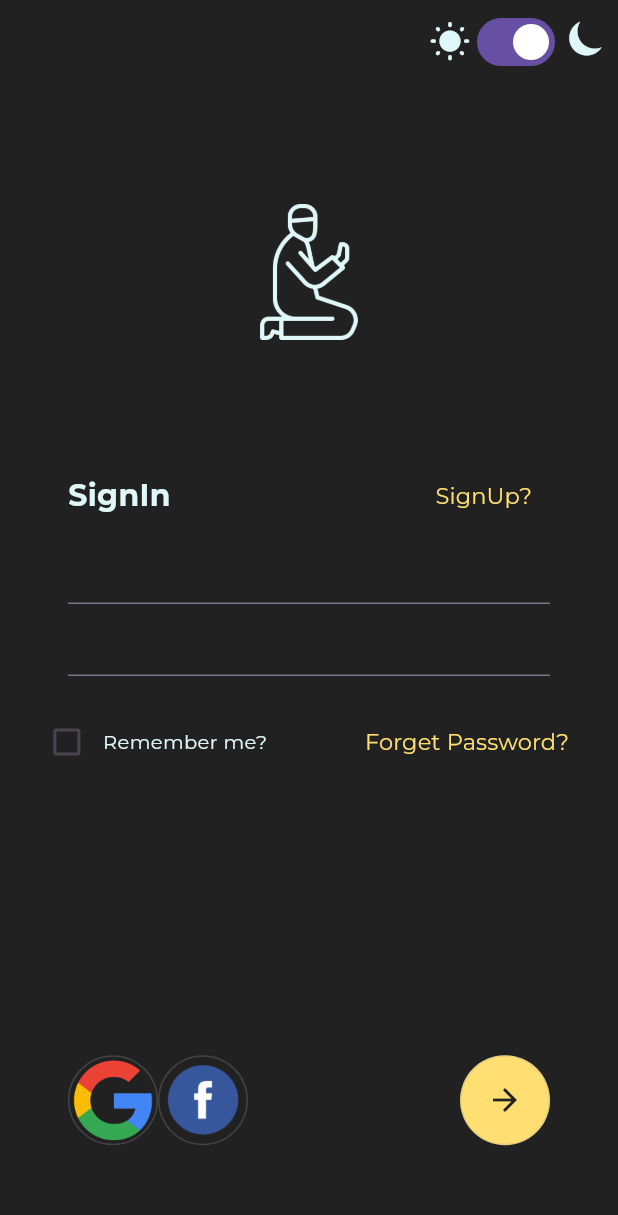
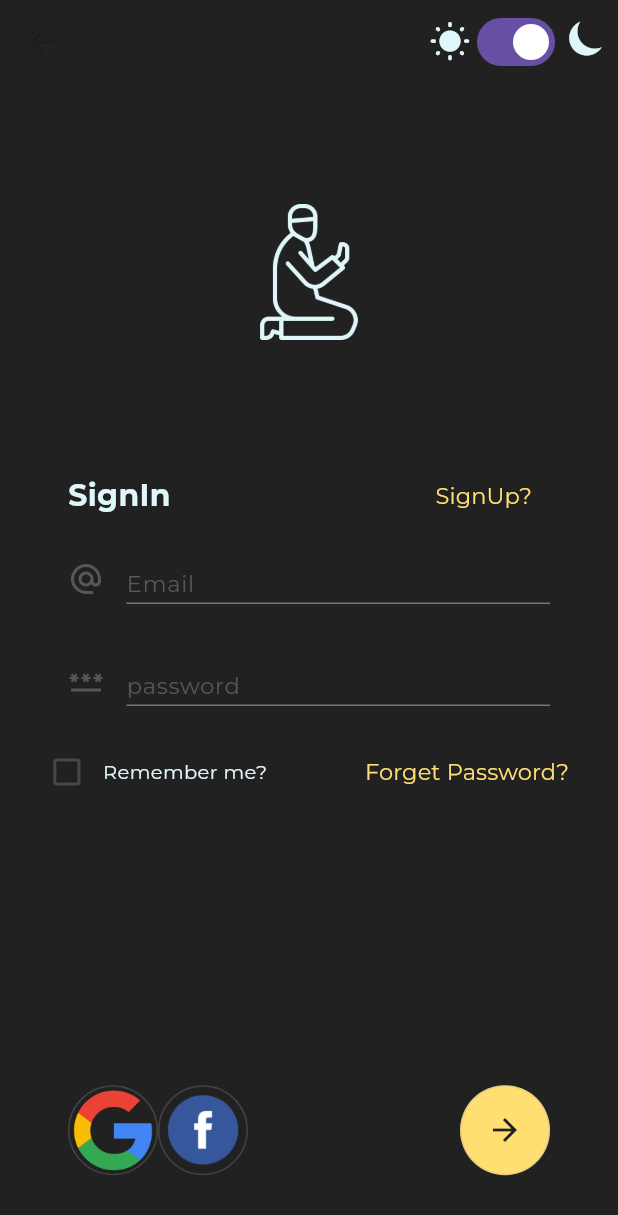
Before and after one commit to FarazMughal69/AzanApp, a Flutter app: the screen it shows after launch, on a phone screen of 412 x 824 dp. Shown: the top 1215 px of the screen. Run offline on Flutter 3.47's test engine with Material 3 defaults, Android fonts, the phone set to English and light mode, and no system bars; our stand-ins replace bloc, google_fonts.

Commit message:
last commit of the day

```diff
--- a/lib/constant_folder/style.dart
+++ b/lib/constant_folder/style.dart
@@ -12,8 +12,10 @@
     );
   }
 
-  static TextStyle bodyTxtStyle(
-      {Color txtColor = MyColors.lighttxtClr, double fontSize = 15}) {
+  static TextStyle bodyTxtStyle({
+    Color txtColor = MyColors.lighttxtClr,
+    double fontSize = 15,
+  }) {
     return GoogleFonts.montserrat(
       decoration: TextDecoration.none,
       color: txtColor,
--- a/lib/main.dart
+++ b/lib/main.dart
@@ -2,6 +2,7 @@
 
 import 'constant_folder/utility_export.dart';
 import 'screens/login/ui/login_screen.dart';
+import 'screens/signup/ui/signup.dart';
 
 void main() {
   runApp(const MyApp());
@@ -16,10 +17,15 @@
   @override
   Widget build(BuildContext context) {
     mq = MediaQuery.of(context).size;
-    return const MaterialApp(
+    return MaterialApp(
       title: 'Azan App',
+      initialRoute: "/login",
+      routes: {
+        '/login': (context) => const MyLoginScreen(),
+        '/signUp': (context) => const MySignUpScrren(),
+      },
       themeMode: ThemeMode.system, // Use system theme mode
-      home: MyLoginScreen(),
+      home: const MyLoginScreen(),
     );
   }
 }
--- a/lib/screens/login/ui/login_screen.dart
+++ b/lib/screens/login/ui/login_screen.dart
@@ -1,3 +1,4 @@
+import 'package:azan/screens/signup/ui/signup.dart';
 import 'package:azan/widgets/circular_btn.dart';
 
 import '../../../constant_folder/utility_export.dart';
@@ -83,7 +84,16 @@
                     ),
                   ),
                   TextButton(
-                    onPressed: () {},
+                    onPressed: () {
+                      Navigator.pushReplacement(
+                        context,
+                        MaterialPageRoute(
+                          builder: (context) {
+                            return const MySignUpScrren();
+                          },
+                        ),
+                      );
+                    },
                     child: Text(
                       'SignUp?',
                       style: Style.bodyTxtStyle(
@@ -103,8 +113,20 @@
                 child: const Column(
                   crossAxisAlignment: CrossAxisAlignment.center,
                   children: <Widget>[
-                    MyTextFormField(),
-                    MyTextFormField(),
+                    MyTextFormField(
+                      leadingIcon: Icons.alternate_email_rounded,
+                      obscureText: false,
+                      hintText: 'Email',
+                    ),
+                    SizedBox(
+                      height: 20,
+                    ),
+                    MyTextFormField(
+                      leadingIcon: Icons.password,
+                      obscureText: true,
+                      hintText: 'password',
+                      suffix: true,
+                    ),
                   ],
                 ),
               ),
@@ -144,7 +166,8 @@
                           lightModeClr: MyColors.darkactionColor,
                         ),
                       ),
-                      ))
+                    ),
+                  ),
                 ],
               ),
             ),
--- a/lib/screens/signup/ui/signup.dart
+++ b/lib/screens/signup/ui/signup.dart
@@ -0,0 +1,28 @@
+import 'package:flutter/material.dart';
+
+import '../../../constant_folder/utility_export.dart';
+import '../../login/ui/login_screen.dart';
+
+class MySignUpScrren extends StatelessWidget {
+  const MySignUpScrren({super.key});
+
+  @override
+  Widget build(BuildContext context) {
+    return Scaffold(
+      backgroundColor: MyColors.backgroundColor(),
+      body: Center(
+        child: ElevatedButton(
+          onPressed: () {
+            Navigator.pushReplacement(
+              context,
+              MaterialPageRoute(builder: (context) {
+                return const MyLoginScreen();
+              }),
+            );
+          },
+          child: const Text('Login?'),
+        ),
+      ),
+    );
+  }
+}
--- a/lib/widgets/txt_formfield.dart
+++ b/lib/widgets/txt_formfield.dart
@@ -1,18 +1,61 @@
+// ignore_for_file: public_member_api_docs, sort_constructors_first
 import 'package:flutter/material.dart';
 
-class MyTextFormField extends StatefulWidget {
-  const MyTextFormField({super.key});
+import 'package:azan/constant_folder/utility_export.dart';
+
+class MyTextFormField extends StatelessWidget {
+  final IconData leadingIcon;
+  final bool obscureText;
+  final String hintText;
+  final bool suffix;
+  const MyTextFormField({
+    super.key,
+    required this.leadingIcon,
+    required this.obscureText,
+    required this.hintText,
+    this.suffix = false,
+  });
 
   @override
-  State<MyTextFormField> createState() => _MyTextFormFieldState();
-}
-
-class _MyTextFormFieldState extends State<MyTextFormField> {
-  GlobalKey<FormState> formkey = GlobalKey<FormState>();
-  @override
   Widget build(BuildContext context) {
-    return TextFormField(
-      decoration: const InputDecoration(),
+    return Row(
+      crossAxisAlignment: CrossAxisAlignment.center,
+      children: [
+        Padding(
+          padding: const EdgeInsets.only(right: 15.0, top: 15),
+          child: Icon(
+            leadingIcon,
+            color: const Color.fromARGB(207, 101, 98, 98),
+          ),
+        ),
+        Expanded(
+          child: TextFormField(
+            obscureText: obscureText,
+            obscuringCharacter: "*",
+            style: Style.bodyTxtStyle(
+              txtColor: MyColors.textColor(),
+            ),
+            textAlignVertical: TextAlignVertical.bottom,
+            decoration: InputDecoration(
+              hintText: hintText,
+              hintStyle: Style.bodyTxtStyle(
+                txtColor: const Color.fromRGBO(130, 126, 126, 0.58),
+              ),
+              suffix: suffix
+                  ? GestureDetector(
+                      onTap: () {},
+                      child: Text(
+                        'Show',
+                        style: Style.bodyTxtStyle(
+                          txtColor: const Color.fromARGB(148, 130, 126, 126),
+                        ),
+                      ),
+                    )
+                  : null,
+            ),
+          ),
+        ),
+      ],
     );
   }
 }
```
Lines whose indentation alone changed are shown as unchanged.
